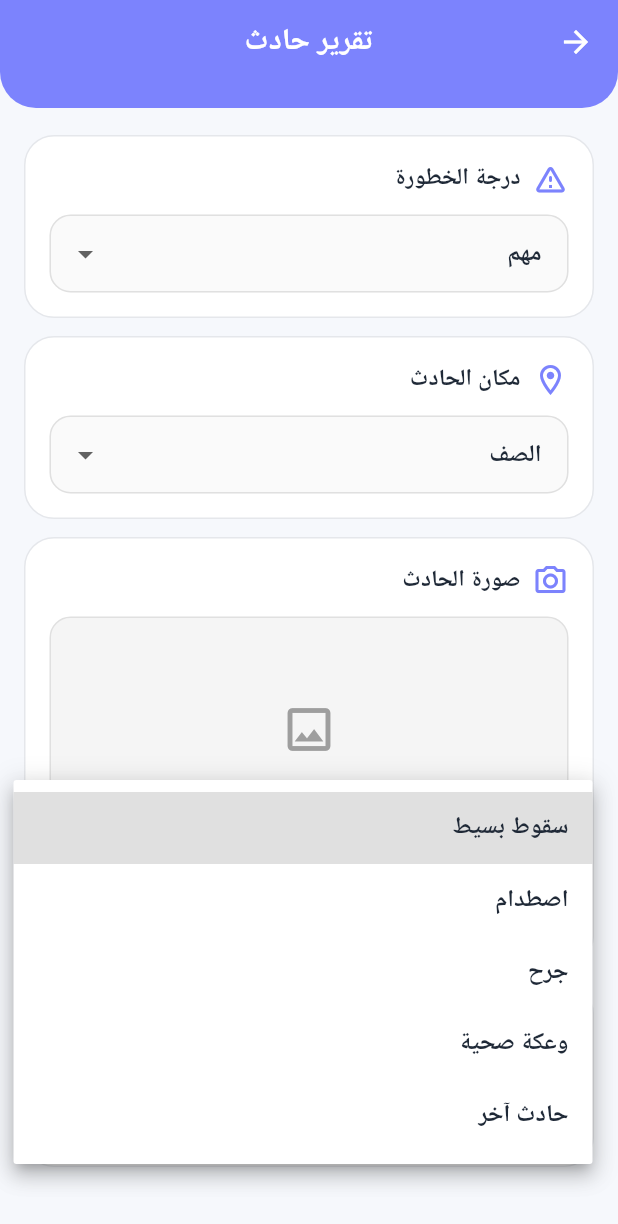
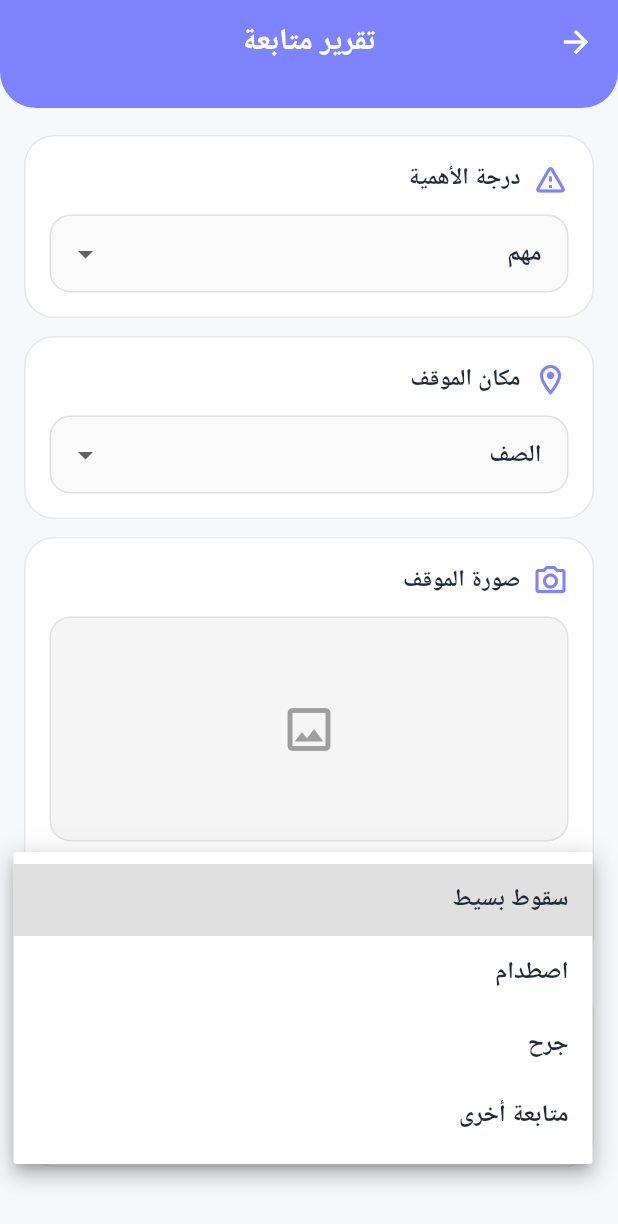
Before and after one commit to s12218042-spec/tammni_app, a Flutter app: the IncidentReportPage screen opened directly with empty values, after a tap on "سقوط بسيط", on a phone screen of 412 x 824 dp. Shown: the top 1224 px of the screen. Run offline on Flutter 3.47's test engine with Material 3 defaults, Android fonts, the phone set to English and light mode, and no system bars; our stand-ins replace audioplayers, cloud_firestore, firebase_auth, firebase_core, firebase_messaging, flutter_local_notifications and 5 more; missing offline and left inert: flutter_webrtc, record; accounts and stored records are empty; Roboto replaces fonts that are missing (Cairo).

Commit message:
Edit labels

```diff
--- a/lib/pages/admin_home_page.dart
+++ b/lib/pages/admin_home_page.dart
@@ -932,7 +932,7 @@ _AdminActionCard(
 
         _AdminActionCard(
           icon: Icons.dynamic_feed_rounded,
-          title: 'سجل التحديثات الإداري',
+          title: 'سجل المتابعة الإداري',
           subtitle: ' ',
           onTap: () async {
             await Navigator.push(
--- a/lib/pages/incident_report_page.dart
+++ b/lib/pages/incident_report_page.dart
@@ -58,8 +58,7 @@ class _IncidentReportPageState extends State<IncidentReportPage> {
     'سقوط بسيط',
     'اصطدام',
     'جرح',
-    'وعكة صحية',
-    'حادث آخر',
+    'متابعة أخرى',
   ];
 
   @override
@@ -94,6 +93,10 @@ class _IncidentReportPageState extends State<IncidentReportPage> {
     return incidentPlace;
   }
 
+
+  String incidentTypeLabel(String value) {
+    return value.trim();
+  }
 
   String riskLabel(String value) {
     switch (value) {
@@ -306,7 +309,7 @@ class _IncidentReportPageState extends State<IncidentReportPage> {
               ),
               const SizedBox(height: 16),
               const Text(
-                'إضافة صورة الحادث',
+                'إضافة صورة الموقف',
                 style: TextStyle(
                   fontSize: 17,
                   fontWeight: FontWeight.w900,
@@ -414,7 +417,7 @@ Future<Map<String, dynamic>> _uploadIncidentImageIfNeeded() async {
   );
 
   if (uploaded == null) {
-    throw Exception('فشل رفع صورة الحادث');
+    throw Exception('فشل رفع صورة الموقف');
   }
 
   return {
@@ -441,9 +444,9 @@ Future<Map<String, dynamic>> _uploadIncidentImageIfNeeded() async {
   final action = actionCtrl.text.trim();
 
   final parts = <String>[
-    'نوع الحادث: $incidentType',
+    'نوع الموقف: ${incidentTypeLabel(incidentType)}',
     'المكان: $finalIncidentPlace',
-    'درجة الخطورة: ${riskLabel(priority)}',
+    'درجة الأهمية: ${riskLabel(priority)}',
     if (details.isNotEmpty) 'التفاصيل: $details',
     if (action.isNotEmpty) 'الإجراء المتخذ: $action',
   ];
@@ -456,12 +459,12 @@ Future<Map<String, dynamic>> _uploadIncidentImageIfNeeded() async {
     final action = actionCtrl.text.trim();
 
     if (details.isEmpty) {
-      _showSnack('يرجى كتابة تفاصيل الحادث');
+      _showSnack('يرجى كتابة تفاصيل الموقف');
       return false;
     }
 
     if (details.length < 5) {
-      _showSnack('تفاصيل الحادث قصيرة جدًا');
+      _showSnack('تفاصيل الموقف قصيرة جدًا');
       return false;
     }
 
@@ -471,7 +474,7 @@ Future<Map<String, dynamic>> _uploadIncidentImageIfNeeded() async {
     }
 
     if (incidentPlace == 'مكان آخر' && otherLocationCtrl.text.trim().isEmpty) {
-      _showSnack('يرجى تحديد مكان الحادث');
+      _showSnack('يرجى تحديد مكان الموقف');
       return false;
     }
 
@@ -516,7 +519,7 @@ Future<Map<String, dynamic>> _uploadIncidentImageIfNeeded() async {
         'parentName': parentName,
         'section': 'Nursery',
         'group': widget.child.group,
-        'title': 'تقرير حادث',
+        'title': 'تقرير متابعة',
         'type': 'incident_report',
         'reportType': 'incident_report',
         'category': 'incident_report',
@@ -556,7 +559,7 @@ Future<Map<String, dynamic>> _uploadIncidentImageIfNeeded() async {
   if (canNotifyParent) {
   try {
     debugPrint(
-      'IncidentReportPage: سيتم إرسال إشعار حادث إلى parentUid=$parentUid parentUsername=$parentUsername childId=${widget.child.id}',
+      'IncidentReportPage: سيتم إرسال إشعار متابعة إلى parentUid=$parentUid parentUsername=$parentUsername childId=${widget.child.id}',
     );
 
     await AppNotificationService.instance.notifyChildParent(
@@ -564,8 +567,8 @@ Future<Map<String, dynamic>> _uploadIncidentImageIfNeeded() async {
       parentUsername: parentUsername,
       parentName: parentName,
       title: autoRisk == 'urgent' || priority == 'urgent'
-          ? 'تنبيه عاجل بخصوص حادث'
-          : 'تقرير حادث جديد',
+          ? 'تنبيه عاجل بخصوص متابعة'
+          : 'تقرير متابعة جديد',
       body: finalSummary,
       type: 'incident_report',
       childId: widget.child.id,
@@ -604,7 +607,7 @@ Future<Map<String, dynamic>> _uploadIncidentImageIfNeeded() async {
       },
     );
   } catch (e) {
-    debugPrint('IncidentReportPage: فشل إرسال إشعار الحادث: $e');
+    debugPrint('IncidentReportPage: فشل إرسال إشعار المتابعة: $e');
   }
 } else {
   debugPrint(
@@ -738,16 +741,16 @@ Future<Map<String, dynamic>> _uploadIncidentImageIfNeeded() async {
   @override
   Widget build(BuildContext context) {
     return AppPageScaffold(
-      title: 'تقرير حادث',
+      title: 'تقرير متابعة',
       child: ListView(
         children: [
           _card(
-            'درجة الخطورة',
+            'درجة الأهمية',
             Icons.warning_amber_rounded,
             child: DropdownButtonFormField<String>(
               value: priority,
               decoration: _inputDecoration(
-                hint: 'اختر درجة الخطورة',
+                hint: 'اختر درجة الأهمية',
               ),
               items: const [
                 DropdownMenuItem(value: 'normal', child: Text('عادي')),
@@ -764,14 +767,14 @@ Future<Map<String, dynamic>> _uploadIncidentImageIfNeeded() async {
             ),
           ),
           _card(
-            'مكان الحادث',
+            'مكان الموقف',
             Icons.location_on_outlined,
             child: Column(
               children: [
                 DropdownButtonFormField<String>(
                   value: incidentPlace,
                   decoration: _inputDecoration(
-                    hint: 'اختر مكان الحادث',
+                    hint: 'اختر مكان الموقف',
                   ),
                   items: placeOptions
                       .map(
@@ -799,7 +802,7 @@ Future<Map<String, dynamic>> _uploadIncidentImageIfNeeded() async {
                     controller: otherLocationCtrl,
                     decoration: _inputDecoration(
                       label: 'تحديد المكان',
-                      hint: 'اكتب مكان الحادث',
+                      hint: 'اكتب مكان الموقف',
                       icon: Icons.edit_location_alt_outlined,
                     ),
                   ),
@@ -808,7 +811,7 @@ Future<Map<String, dynamic>> _uploadIncidentImageIfNeeded() async {
             ),
           ),
           _card(
-            'صورة الحادث',
+            'صورة الموقف',
             Icons.camera_alt_outlined,
             child: Column(
               children: [
@@ -841,18 +844,18 @@ Future<Map<String, dynamic>> _uploadIncidentImageIfNeeded() async {
             ),
           ),
           _card(
-            'نوع الحادث',
+            'نوع الموقف',
             Icons.report_problem_outlined,
             child: DropdownButtonFormField<String>(
               value: incidentType,
               decoration: _inputDecoration(
-                hint: 'اختر نوع الحادث',
+                hint: 'اختر نوع الموقف',
               ),
               items: incidentTypes
                   .map(
                     (type) => DropdownMenuItem<String>(
                       value: type,
-                      child: Text(type),
+                      child: Text(incidentTypeLabel(type)),
                     ),
                   )
                   .toList(),
@@ -866,7 +869,7 @@ Future<Map<String, dynamic>> _uploadIncidentImageIfNeeded() async {
             ),
           ),
           _card(
-            'تفاصيل الحادث',
+            'تفاصيل الموقف',
             Icons.description_outlined,
             child: TextField(
               controller: detailsCtrl,
--- a/lib/pages/nursery_staff_home_page.dart
+++ b/lib/pages/nursery_staff_home_page.dart
@@ -1943,7 +1943,7 @@ final end = (data['weekEndDateKey'] ??
       ),
       _QuickActionItem(
         icon: Icons.report_problem_outlined,
-        label: 'حادث',
+        label: 'إضافة تقرير متابعة',
         onTap: () async {
           final child = await pickChild(children);
           if (child != null) openIncidentReport(child);
@@ -2620,7 +2620,7 @@ class _NurseryChildDashboardCard extends StatelessWidget {
                 ),
                 _ChildActionMiniCard(
                   icon: Icons.report_problem_outlined,
-                  label: 'حادث/ملاحظة',
+                  label: 'إضافة تقرير متابعة',
                   onTap: onIncidentReport,
                 ),
               ],
--- a/lib/pages/parent_incident_reports_page.dart
+++ b/lib/pages/parent_incident_reports_page.dart
@@ -108,28 +108,24 @@ class ParentIncidentReportsPage extends StatelessWidget {
       case 'behavior':
         return 'سلوك';
       case 'accident':
-        return 'حادث';
+        return 'موقف';
       case 'incident':
       case 'incident_report':
-        return 'تقرير حادث';
+        return 'تقرير متابعة';
       case 'سقوط بسيط':
         return 'سقوط بسيط';
       case 'اصطدام':
         return 'اصطدام';
       case 'جرح':
         return 'جرح';
-      case 'وعكة صحية':
-        return 'وعكة صحية';
       case 'حادث آخر':
-        return 'حادث آخر';
+        return 'موقف آخر';
       case 'إصابة':
         return 'إصابة';
-      case 'حادث':
-        return 'حادث';
       case 'ملاحظة':
         return 'ملاحظة';
       default:
-        return type.trim().isEmpty ? 'تقرير حادث' : type;
+        return type.trim().isEmpty ? 'تقرير متابعة' : type;
     }
   }
 
@@ -166,12 +162,18 @@ class ParentIncidentReportsPage extends StatelessWidget {
   }
 
   String _resolveIncidentType(Map<String, dynamic> data) {
+    final title = (data['title'] ?? '').toString().trim();
+
     return _firstNonEmpty([
       data['incidentType'],
       data['incidentLabel'],
       data['type'] == 'incident_report' ? '' : data['type'],
       data['reportType'] == 'incident_report' ? '' : data['reportType'],
-      data['title'] == 'تقرير حادث' ? '' : data['title'],
+      title == 'تقرير حادث' ||
+              title == 'تقرير موقف' ||
+              title == 'تقرير متابعة'
+          ? ''
+          : title,
     ]);
   }
 
@@ -448,7 +450,7 @@ class ParentIncidentReportsPage extends StatelessWidget {
   @override
   Widget build(BuildContext context) {
     return AppPageScaffold(
-      title: 'تقارير الحوادث',
+      title: 'تقارير المتابعة',
       child: Column(
         children: [
           Container(
@@ -773,7 +775,7 @@ class _BrokenIncidentImageBox extends StatelessWidget {
         border: Border.all(color: Colors.grey.shade300),
       ),
       child: Text(
-        'تعذر عرض صورة الحادث',
+        'تعذر عرض صورة التقرير',
         style: TextStyle(
           color: Colors.grey.shade600,
           fontWeight: FontWeight.w600,
--- a/lib/pages/parent_notifications_page.dart
+++ b/lib/pages/parent_notifications_page.dart
@@ -722,9 +722,7 @@ setState(() {});
                                     children: [
                                       Expanded(
                                         child: Text(
-                                          title.isEmpty
-                                              ? _defaultTitle(type)
-                                              : title,
+                                          _displayTitle(title, type),
                                           style: TextStyle(
                                             fontWeight: FontWeight.bold,
                                             fontSize: 15,
@@ -937,6 +935,28 @@ setState(() {});
     );
   }
 
+  static String _displayTitle(String rawTitle, String type) {
+    final cleanTitle = rawTitle.trim();
+    final cleanType = type.trim().toLowerCase();
+
+    if (cleanType != 'incident_report') {
+      return cleanTitle.isEmpty ? _defaultTitle(type) : cleanTitle;
+    }
+
+    switch (cleanTitle) {
+      case 'تقرير حادث جديد':
+      case 'تقرير موقف جديد':
+      case 'تقرير متابعة جديد':
+        return 'تقرير متابعة جديد';
+      case 'تنبيه عاجل بخصوص حادث':
+      case 'تنبيه عاجل بخصوص موقف':
+      case 'تنبيه عاجل بخصوص متابعة':
+        return 'تنبيه عاجل بخصوص متابعة';
+      default:
+        return cleanTitle.isEmpty ? 'تقرير متابعة جديد' : cleanTitle;
+    }
+  }
+
   static String _senderLabel(String createdByName, String createdByRole) {
     final role = createdByRole.trim().toLowerCase();
 
@@ -1125,7 +1145,7 @@ setState(() {});
       case 'account_updated':
         return 'تحديث الحساب';
       case 'incident_report':
-        return 'تقرير حادث';
+        return 'تقرير متابعة';
       case 'child_handoff':
         return 'تسليم/استلام';
       case 'child_handoff_updated':
@@ -1188,7 +1208,7 @@ setState(() {});
       case 'account_updated':
         return 'تم تحديث بيانات الحساب';
       case 'incident_report':
-        return 'تقرير حادث جديد';
+        return 'تقرير متابعة جديد';
       case 'child_handoff':
         return 'تم تسجيل تسليم/استلام الطفل';
       case 'child_handoff_updated':
--- a/lib/pages/parent_updates_page.dart
+++ b/lib/pages/parent_updates_page.dart
@@ -519,7 +519,7 @@ class _ParentUpdatesPageState extends State<ParentUpdatesPage> {
   Widget build(BuildContext context) {
     final child = widget.child;
     return AppPageScaffold(
-      title: 'تحديثات الطفل',
+      title: 'سجلات المتابعة اليومية',
       child: RefreshIndicator(
         onRefresh: _refreshPage,
         child: FutureBuilder<List<Map<String, dynamic>>>(
@@ -538,7 +538,7 @@ class _ParentUpdatesPageState extends State<ParentUpdatesPage> {
                   const SizedBox(height: 100),
                   Center(
                     child: Text(
-                      'حدث خطأ أثناء تحميل التحديثات: ${updatesSnapshot.error}',
+                      'حدث خطأ أثناء تحميل سجلات المتابعة اليومية: ${updatesSnapshot.error}',
                       textAlign: TextAlign.center,
                     ),
                   ),
@@ -643,7 +643,7 @@ class _ParentUpdatesPageState extends State<ParentUpdatesPage> {
                       padding: EdgeInsets.all(20),
                       child: Center(
                         child: Text(
-                          'لا توجد تحديثات',
+                          'لا توجد سجلات متابعة يومية',
                           style: TextStyle(
                             color: AppColors.textLight,
                             fontWeight: FontWeight.bold,
@@ -658,7 +658,7 @@ class _ParentUpdatesPageState extends State<ParentUpdatesPage> {
                       padding: EdgeInsets.all(20),
                       child: Center(
                         child: Text(
-                          'لا توجد تحديثات في هذا التاريخ',
+                          'لا توجد سجلات متابعة يومية في هذا التاريخ',
                           style: TextStyle(
                             color: AppColors.textLight,
                             fontWeight: FontWeight.bold,
--- a/lib/pages/temporary_child_view_page.dart
+++ b/lib/pages/temporary_child_view_page.dart
@@ -2324,7 +2324,7 @@ Widget _buildConsultationsCard() {
           if (snapshot.hasError) {
             return const _SimpleEmptyBox(
               icon: Icons.error_outline_rounded,
-              title: 'تعذر تحميل التحديثات',
+              title: 'تعذر تحميل سجلات المتابعة اليومية',
             );
           }
 
@@ -2445,14 +2445,14 @@ Widget _buildConsultationsCard() {
               ],
               const SizedBox(height: 16),
               _sectionTitle(
-                title: 'كل التحديثات',
+                title: 'سجلات المتابعة اليومية',
                 icon: Icons.notifications_none_outlined,
               ),
               const SizedBox(height: 12),
               if (docs.isEmpty)
                 const _SimpleEmptyBox(
                   icon: Icons.assignment_outlined,
-                  title: 'لا توجد تحديثات',
+                  title: 'لا توجد سجلات متابعة يومية',
                 )
               else
                 ...docs.map((doc) => _buildUpdateCard(doc.data())),
--- a/lib/services/notification_service.dart
+++ b/lib/services/notification_service.dart
@@ -29,7 +29,7 @@ class NotificationService {
   static const String _channelId = 'tammni_high_importance_channel';
   static const String _channelName = 'إشعارات حضانتي';
   static const String _channelDescription =
-      'إشعارات مهمة من تطبيق حضانتي مثل تحديثات الأطفال والرسائل';
+      'إشعارات مهمة من تطبيق حضانتي مثل سجلات المتابعة اليومية والرسائل';
 
   Future<void> init() async {
     if (_initialized) return;
@@ -52,8 +52,6 @@ class NotificationService {
     _initialized = true;
   }
 
-  /// استدعي هذه الدالة بعد تسجيل الدخول مباشرة.
-  /// تنظّف التوكن من أي حساب قديم، ثم تحفظه للحساب الحالي.
   Future<void> setupForCurrentUser() async {
     await init();
     await saveCurrentUserToken();
```
Also changed, not shown: lib/pages/admin_general_reports_page.dart (+8 -2 lines), lib/pages/child_profile_page.dart (+7 -6 lines), lib/pages/parent_home_page.dart (+6 -3 lines).
